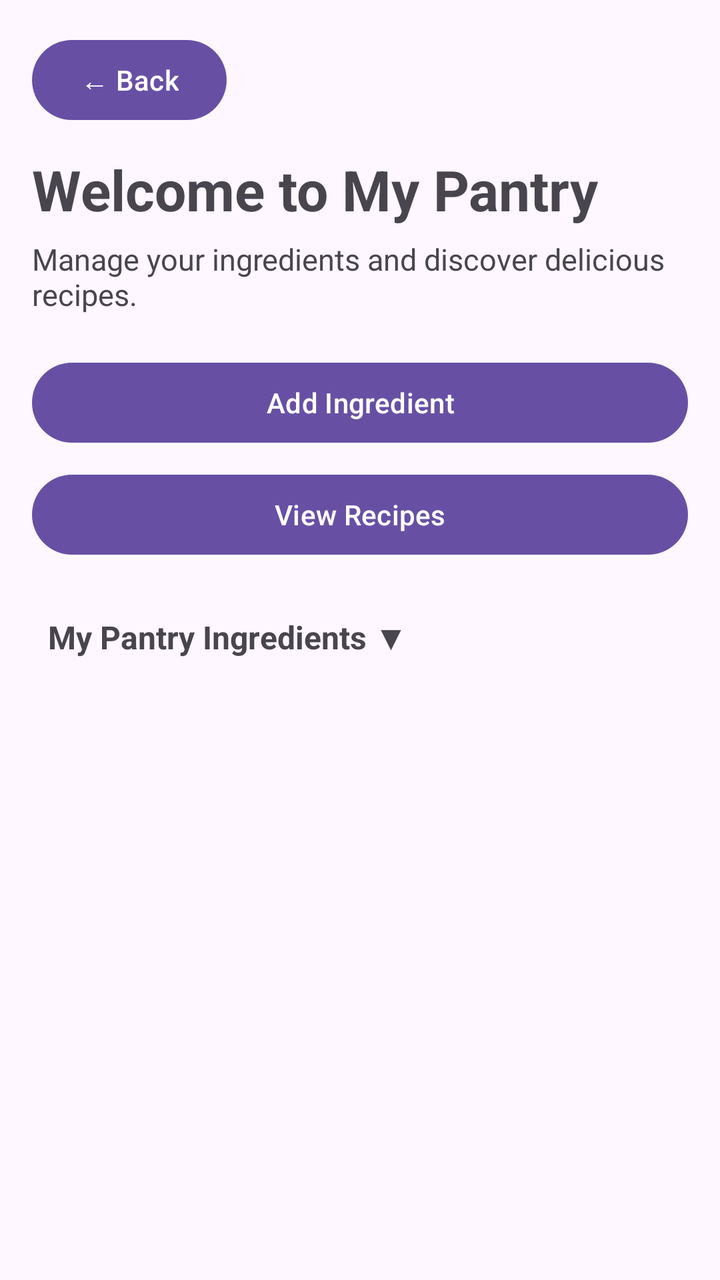
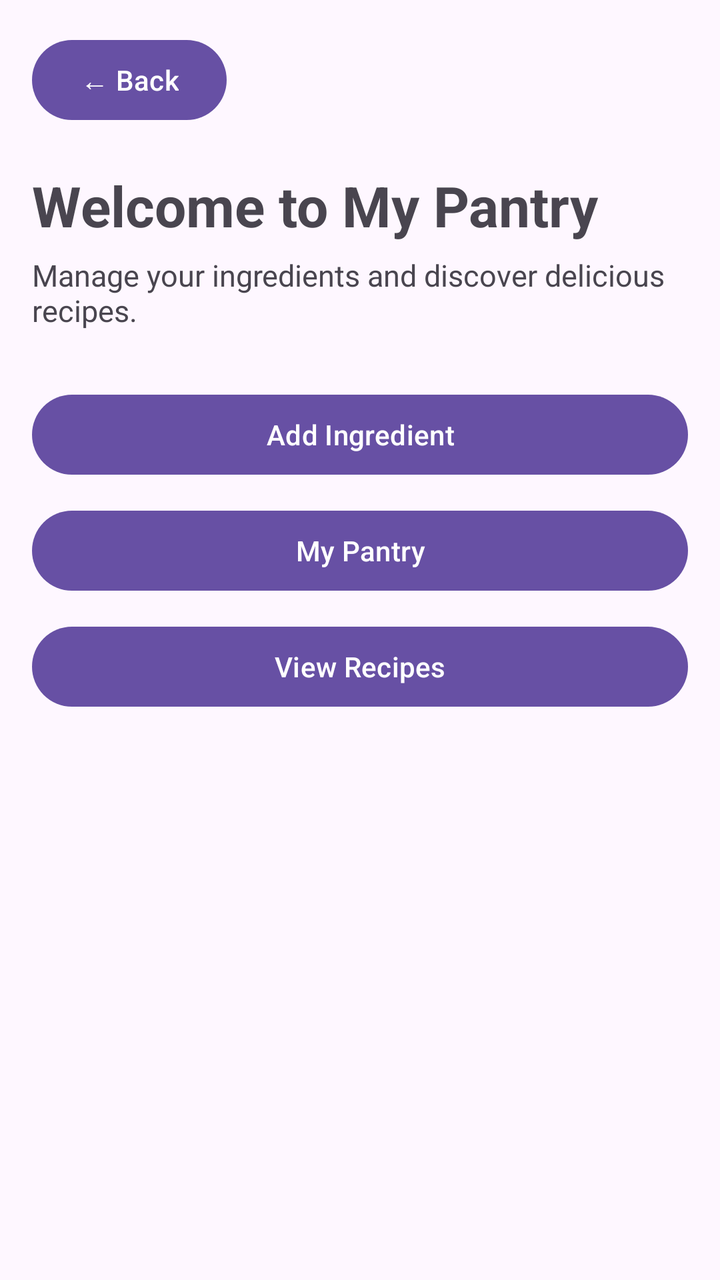

The first picture is an Android layout as it rendered before a commit; the second is the same layout after the commit. The layout source and the unified diff follow.
<!-- AndroidManifest.xml: application theme Theme.SmartPantryManager -->
<!-- res/layout/activity_main.xml -->
<?xml version="1.0" encoding="utf-8"?>
<LinearLayout
    xmlns:android="http://schemas.android.com/apk/res/android"
    android:layout_width="match_parent"
    android:layout_height="match_parent"
    android:orientation="vertical"
    android:padding="16dp">

    
    <Button
        android:id="@+id/btnBackWelcome"
        android:layout_width="wrap_content"
        android:layout_height="wrap_content"
        android:text="← Back" />

    
    <TextView
        android:id="@+id/tvPantryTitle"
        android:layout_width="match_parent"
        android:layout_height="wrap_content"
        android:layout_marginTop="12dp"
        android:text="Welcome to My Pantry"
        android:textSize="28sp"
        android:textStyle="bold" />

    <TextView
        android:id="@+id/tvPantrySubtitle"
        android:layout_width="match_parent"
        android:layout_height="wrap_content"
        android:layout_marginTop="6dp"
        android:text="Manage your ingredients and discover delicious recipes."
        android:textSize="15sp" />

    
    <Button
        android:id="@+id/btnAddIngredient"
        android:layout_width="match_parent"
        android:layout_height="wrap_content"
        android:layout_marginTop="20dp"
        android:text="Add Ingredient" />

    
    <Button
        android:id="@+id/btnViewRecipes"
        android:layout_width="match_parent"
        android:layout_height="wrap_content"
        android:layout_marginTop="8dp"
        android:text="View Recipes" />

    
    <TextView
        android:id="@+id/tvPantrySection"
        android:layout_width="match_parent"
        android:layout_height="wrap_content"
        android:layout_marginTop="18dp"
        android:padding="8dp"
        android:text="My Pantry Ingredients ▼"
        android:textSize="16sp"
        android:textStyle="bold" />

    
    <androidx.recyclerview.widget.RecyclerView
        android:id="@+id/recyclerViewPantry"
        android:layout_width="match_parent"
        android:layout_height="0dp"
        android:layout_marginTop="8dp"
        android:layout_weight="1" />

</LinearLayout>
<!-- resources referenced by this layout -->
<resources>
  <style name="Theme.SmartPantryManager" parent="Base.Theme.SmartPantryManager" />
  <style name="Base.Theme.SmartPantryManager" parent="Theme.Material3.DayNight.NoActionBar">
          
          
      </style>
</resources>

<!-- the commit's change to res/layout/activity_main.xml (unified diff, before → after) -->
@@ -18,11 +18,12 @@
         android:id="@+id/tvPantryTitle"
         android:layout_width="match_parent"
         android:layout_height="wrap_content"
-        android:layout_marginTop="12dp"
+        android:layout_marginTop="20dp"
         android:text="Welcome to My Pantry"
         android:textSize="28sp"
         android:textStyle="bold" />
 
+    
     <TextView
         android:id="@+id/tvPantrySubtitle"
         android:layout_width="match_parent"
@@ -36,34 +37,23 @@
         android:id="@+id/btnAddIngredient"
         android:layout_width="match_parent"
         android:layout_height="wrap_content"
-        android:layout_marginTop="20dp"
+        android:layout_marginTop="28dp"
         android:text="Add Ingredient" />
+
+    
+    <Button
+        android:id="@+id/btnMyPantry"
+        android:layout_width="match_parent"
+        android:layout_height="wrap_content"
+        android:layout_marginTop="10dp"
+        android:text="My Pantry" />
 
     
     <Button
         android:id="@+id/btnViewRecipes"
         android:layout_width="match_parent"
         android:layout_height="wrap_content"
-        android:layout_marginTop="8dp"
+        android:layout_marginTop="10dp"
         android:text="View Recipes" />
 
-    
-    <TextView
-        android:id="@+id/tvPantrySection"
-        android:layout_width="match_parent"
-        android:layout_height="wrap_content"
-        android:layout_marginTop="18dp"
-        android:padding="8dp"
-        android:text="My Pantry Ingredients ▼"
-        android:textSize="16sp"
-        android:textStyle="bold" />
-
-    
-    <androidx.recyclerview.widget.RecyclerView
-        android:id="@+id/recyclerViewPantry"
-        android:layout_width="match_parent"
-        android:layout_height="0dp"
-        android:layout_marginTop="8dp"
-        android:layout_weight="1" />
-
 </LinearLayout>
